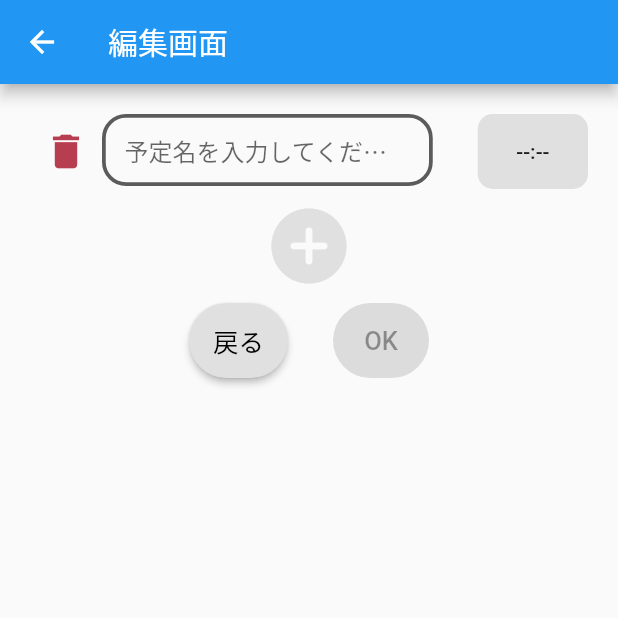
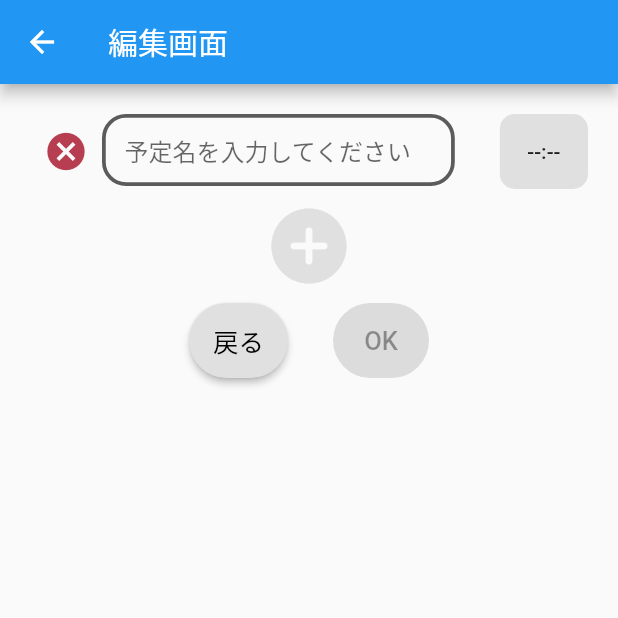
Before and after one commit to sakiso/daily_sugoroku_client, a Flutter app: the SugorokuEditPage screen opened by its route, after a tap on the "add circle" icon, on a phone screen of 412 x 824 dp, the top half of it. Run offline on Flutter 3.47's test engine with Material 2 defaults, Android fonts, the light colour scheme and no system bars; our stand-ins replace flutter_riverpod, sqflite; accounts and stored records are empty.

Commit message:
微細todo対応

```diff
--- a/lib/initializers.dart
+++ b/lib/initializers.dart
@@ -8,7 +8,13 @@ initializeDB() async {
   final migrationScripts = {
     /// ここにMigration内容を追記していく。
     /// verが増えたらSetting(Constants)のDBverも更新すること
+    // todo: Null制約が効いていない
     '2': ['ALTER TABLE ${TableNames.plans} ADD scheduledAt TEXT;'],
+    '3': [
+      'ALTER TABLE ${TableNames.plans} MODIFY COLUMN name TEXT NOT NULL default "";',
+      'ALTER TABLE ${TableNames.plans} MODIFY COLUMN name TEXT NOT NULL default 0;',
+      'ALTER TABLE ${TableNames.plans} MODIFY COLUMN name TEXT NOT NULL default "";',
+    ]
   };
 
   await openDatabase(
--- a/lib/main.dart
+++ b/lib/main.dart
@@ -6,7 +6,6 @@ import 'pages/sugoroku/sugoroku_page.dart';
 import 'pages/sugoroku_edit/sugoroku_edit_page.dart';
 
 void main() {
-  // todo: 最後無駄なbuildが発生してたりしないかなど調べる
   WidgetsFlutterBinding.ensureInitialized();
 
   initializeDB();
--- a/lib/pages/sugoroku_edit/sugoroku_edit_page.dart
+++ b/lib/pages/sugoroku_edit/sugoroku_edit_page.dart
@@ -26,7 +26,6 @@ class SugorokuEditPageState extends ConsumerState<SugorokuEditPage> {
   @override
   Widget build(BuildContext context) {
     List<Plan> todayPlans = ref.watch(plansOfDayProvider);
-    // todo: ゴミ箱は右側にバツボタン出す
     // todo: 3点のやつで掴んで順番変えられるようにする -> PlanにDisplayOrderが必要
 
     return Scaffold(
@@ -45,10 +44,10 @@ class SugorokuEditPageState extends ConsumerState<SugorokuEditPage> {
                       iconSize: 30,
                       onPressed: () => {_removePlan(plan)},
                       color: ConstantColors.cautionRed,
-                      icon: const Icon(Icons.delete),
+                      icon: const Icon(Icons.cancel),
                     ),
                     Expanded(
-                        flex: 3,
+                        flex: 4,
                         child: SizedBox(
                           height: 50.0,
                           child: TextFormField(
--- a/lib/providers/plans_of_day_provider.dart
+++ b/lib/providers/plans_of_day_provider.dart
@@ -64,7 +64,6 @@ class PlansOfDayNotifier extends StateNotifier<List<Plan>> {
   }
 
   void savePlans(List<Plan> plans) async {
-    // todo: こっちのメソッドの名前もsavePlansでいい
     await PlanRepository.savePlans(ref, plans);
   }
 }
--- a/lib/repositories/plan_repository.dart
+++ b/lib/repositories/plan_repository.dart
@@ -27,7 +27,6 @@ class PlanRepository {
   }
 
   static Future<List<Object?>> savePlans(Ref ref, List<Plan> plans) async {
-    //todo: nullチェックして必須項目が埋まってなければ更新しない。migrateもする
     final database = await ref.watch(databaseProvider) as Database;
 
     final records = plans.map((plan) => plan.toMap()).toList();
```
Also changed, not shown: lib/pages/sugoroku_edit/components/time_picker.dart (+4 -3 lines).
